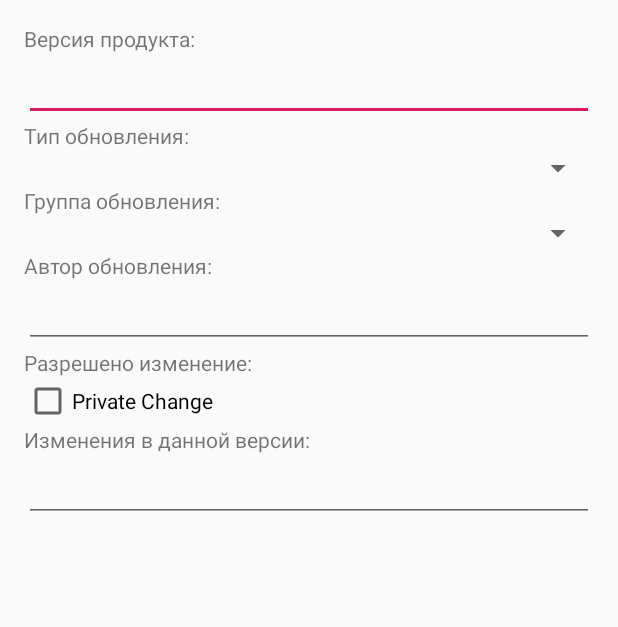
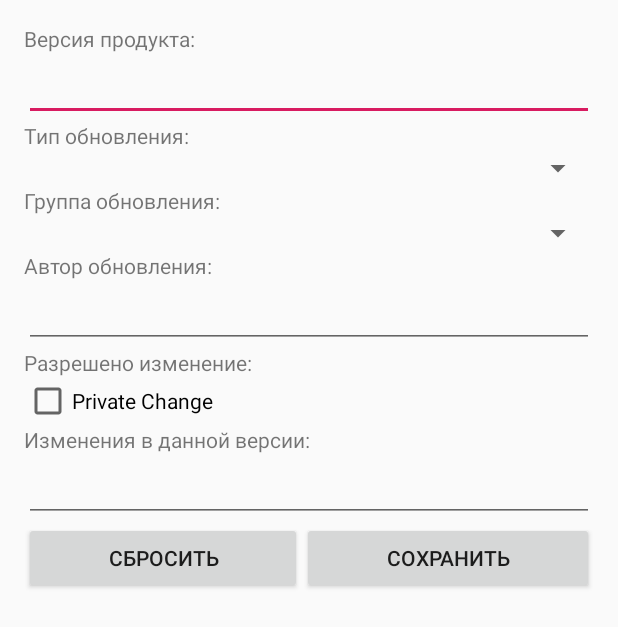
Before and after one commit to DenisBarbar/ChangeLoggerGIT, an Android app: the SingleChangeFragment screen opened directly, with no data from a screen before it, on a phone screen of 412 x 824 dp. Shown: the top 627 px of the screen. Run offline under Robolectric (Android 15) with nearby library versions, the phone set to English and light mode, and no system bars; 3 statements that could not run were skipped.

```diff
--- a/ChangeLogger/app/src/main/java/com/fast_report/changelogger/SingleChangeActivity.java
+++ b/ChangeLogger/app/src/main/java/com/fast_report/changelogger/SingleChangeActivity.java
@@ -21,4 +21,5 @@ public class SingleChangeActivity extends SingleFragmentActivity {
         UUID changeId = (UUID) getIntent().getSerializableExtra(EXTRA_CHANGE_ID);
         return SingleChangeFragment.newInstance(changeId);
     }
+
 }
--- a/ChangeLogger/app/src/main/java/com/fast_report/changelogger/SingleChangeFragment.java
+++ b/ChangeLogger/app/src/main/java/com/fast_report/changelogger/SingleChangeFragment.java
@@ -7,18 +7,26 @@ import android.text.TextWatcher;
 import android.view.LayoutInflater;
 import android.view.View;
 import android.view.ViewGroup;
+import android.widget.ArrayAdapter;
 import android.widget.Button;
 import android.widget.CheckBox;
 import android.widget.CompoundButton;
 import android.widget.EditText;
+import android.widget.Spinner;
 
 import java.util.UUID;
 
 public class SingleChangeFragment extends Fragment {
 
     private static final String ARG_CHANGE_ID = "change_id";
-
     private Change mChange;
+    private EditText mVersionField;
+    private EditText mAuthorField;
+    private EditText mTextField;
+    private Spinner mTypeSpinner;
+    private Spinner mGroupSpinner;
+    private Button mSaveButton;
+    private Button mResetButton;
 
     public static SingleChangeFragment newInstance(UUID changeId){
         Bundle args = new Bundle();
@@ -40,6 +48,50 @@ public class SingleChangeFragment extends Fragment {
                               Bundle savedInstanceState){
         View v = inflater.inflate(R.layout.fragment_single_change, container, false);
 
+        mVersionField = (EditText) v.findViewById(R.id.version_field);
+        mVersionField.setText(mChange.getVersion());
+
+        mAuthorField = (EditText) v.findViewById(R.id.author_field);
+        mAuthorField.setText(mChange.getAuthor());
+
+        mTextField = (EditText) v.findViewById(R.id.text_field);
+        mTextField.setText(mChange.getChangedText());
+        /*
+        // адаптер
+        ArrayAdapter<String> adapter = ArrayAdapter.createFromResource(this, R.array.products, android.R.layout.simple_spinner_item);
+        adapter.setDropDownViewResource(android.R.layout.simple_spinner_dropdown_item);
+
+        mTypeSpinner = (Spinner) v.findViewById(R.id.type_spinner);
+        mTypeSpinner.setAdapter(adapter);
+        // заголовок
+        mTypeSpinner.setPrompt("Title");
+        // выделяем элемент
+        mTypeSpinner.setSelection(2);
+
+        */
+
+        mGroupSpinner = (Spinner) v.findViewById(R.id.group_spinner);
+        mSaveButton = (Button) v.findViewById(R.id.save_button);
+        mSaveButton.setOnClickListener(new View.OnClickListener() {
+            @Override
+            public void onClick(View v) {
+                mChange.setVersion(mVersionField.getText().toString());
+                mChange.setAuthor(mAuthorField.getText().toString());
+                mChange.setChangedText(mTextField.getText().toString());
+            }
+        });
+        mResetButton = (Button) v.findViewById(R.id.reset_button);
+        mResetButton.setOnClickListener(new View.OnClickListener() {
+            @Override
+            public void onClick(View v) {
+                ;
+                mVersionField.setText(mChange.getVersion());
+                mAuthorField.setText(mChange.getAuthor());
+                mTextField.setText(mChange.getChangedText());
+            }
+        });
+
+
         return v;
     }
 }
--- a/ChangeLogger/app/src/main/res/layout/fragment_single_change.xml
+++ b/ChangeLogger/app/src/main/res/layout/fragment_single_change.xml
@@ -26,7 +26,7 @@
         android:text="@string/type_label" />
 
     <Spinner
-        android:id="@+id/type_field"
+        android:id="@+id/type_spinner"
         android:layout_width="match_parent"
         android:layout_height="wrap_content" />
 
@@ -37,7 +37,7 @@
         android:text="@string/group_label" />
 
     <Spinner
-        android:id="@+id/group_field"
+        android:id="@+id/group_spinner"
         android:layout_width="match_parent"
         android:layout_height="wrap_content" />
 
@@ -78,4 +78,25 @@
         android:layout_height="wrap_content"
         android:ems="10"
         android:inputType="textMultiLine" />
+
+    <LinearLayout
+        android:layout_width="match_parent"
+        android:layout_height="match_parent"
+        android:orientation="horizontal">
+
+        <Button
+            android:id="@+id/reset_button"
+            android:layout_width="wrap_content"
+            android:layout_height="wrap_content"
+            android:layout_weight="1"
+            android:text="@string/reset_button_text" />
+
+        <Button
+            android:id="@+id/save_button"
+            android:layout_width="wrap_content"
+            android:layout_height="wrap_content"
+            android:layout_weight="1"
+            android:text="@string/save_button_text" />
+
+    </LinearLayout>
 </LinearLayout>
--- a/ChangeLogger/app/src/main/res/values/strings.xml
+++ b/ChangeLogger/app/src/main/res/values/strings.xml
@@ -38,6 +38,8 @@
     <string name="private_change_label">Разрешено изменение:</string>
     <string name="private_change">Private Change</string>
     <string name="text_label">Изменения в данной версии:</string>
+    <string name="save_button_text">Сохранить</string>
+    <string name="reset_button_text">Сбросить</string>
 
     <string-array name="products">
         <item>Product 1</item>
```
